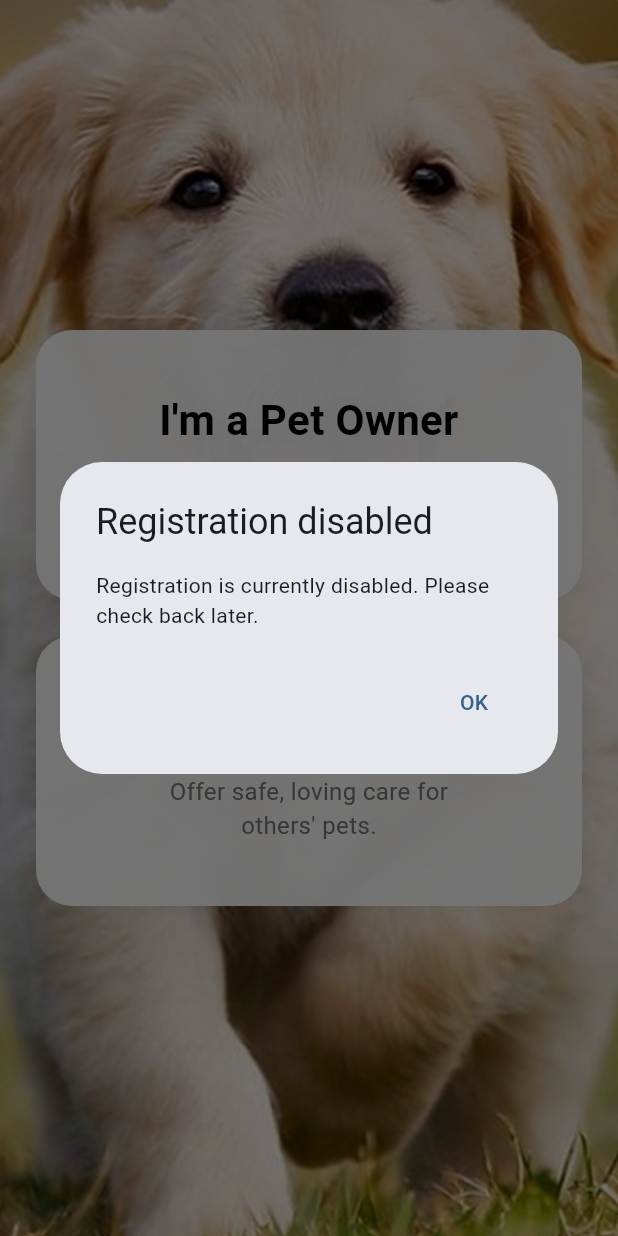
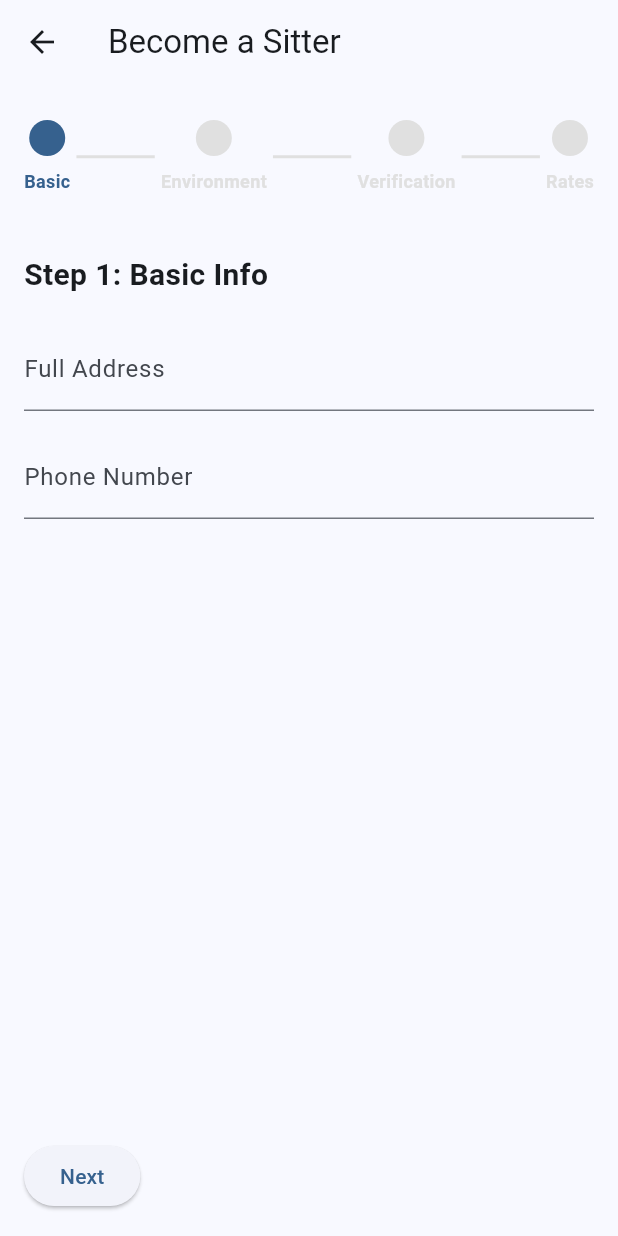
Before and after one commit to apple-6/Pawsure-Repo, a Flutter app: the RoleSelectionScreen screen opened by its route, after a tap on "I'm a Pet Sitter", on a phone screen of 412 x 824 dp. Run offline on Flutter 3.47's test engine with Material 3 defaults, Android fonts, the phone set to English and light mode, and no system bars; our stand-ins replace flutter_secure_storage; accounts and stored records are empty.

Commit message:
feat(sitter-fe): build initial 4-step setup UI

```diff
--- a/pawsure_app/lib/screens/auth/role_selection.dart
+++ b/pawsure_app/lib/screens/auth/role_selection.dart
@@ -1,4 +1,7 @@
 import 'package:flutter/material.dart';
+import 'package:pawsure_app/screens/sitter_setup/sitter_setup_screen.dart';
+
+import 'package:pawsure_app/main_navigation.dart';
 
 class RoleSelectionScreen extends StatelessWidget {
   const RoleSelectionScreen({super.key});
@@ -46,21 +49,11 @@ class RoleSelectionScreen extends StatelessWidget {
                   title: "I'm a Pet Sitter",
                   subtitle: "Offer safe, loving care for\nothers' pets.",
                   onTap: () {
-                    // Registration screen removed — inform the user instead
-                    showDialog<void>(
-                      context: context,
-                      builder: (ctx) => AlertDialog(
-                        title: const Text('Registration disabled'),
-                        content: const Text(
-                          'Registration is currently disabled. Please check back later.',
+                    Navigator.push(
+                      context,
+                      MaterialPageRoute(
+                        builder: (context) => const SitterSetupScreen(),
                         ),
-                        actions: [
-                          TextButton(
-                            onPressed: () => Navigator.of(ctx).pop(),
-                            child: const Text('OK'),
-                          ),
-                        ],
-                      ),
                     );
                   },
                 ),
--- /dev/null
+++ b/pawsure_app/lib/screens/sitter_setup/sitter_setup_screen.dart
@@ -0,0 +1,177 @@
+// lib/screens/sitter_setup/sitter_setup_screen.dart
+
+import 'package:flutter/material.dart';
+import '../../services/auth_service.dart'; // Use your AuthService
+
+// Import your step widgets (you'll create these next)
+import 'steps/step1_basic_info.dart';
+import 'steps/step2_environment.dart';
+import 'steps/step3_verification.dart';
+import 'steps/step4_rates.dart';
+import 'widgets/progress_bar.dart'; // And the progress bar
+
+class SitterSetupScreen extends StatefulWidget {
+  const SitterSetupScreen({super.key});
+
+  @override
+  State<SitterSetupScreen> createState() => _SitterSetupScreenState();
+}
+
+class _SitterSetupScreenState extends State<SitterSetupScreen> {
+  int _currentStep = 0;
+  bool _isLoading = false;
+
+  // Controller to manage which page is visible
+  final PageController _pageController = PageController();
+
+  // A GlobalKey for each form to handle validation
+  final _step1Key = GlobalKey<FormState>();
+  final _step2Key = GlobalKey<FormState>();
+  final _step3Key = GlobalKey<FormState>();
+  final _step4Key = GlobalKey<FormState>();
+
+  // This Map will hold all the data from all steps
+  final Map<String, dynamic> _formData = {
+    'address': null,
+    'phoneNumber': null,
+    'houseType': 'Apartment', // Set a default
+    'hasGarden': false,
+    'hasOtherPets': false,
+    'idDocumentUrl': null,
+    'bio': null,
+    'ratePerNight': null,
+  };
+
+  // This function is called when "Next" is pressed
+  void _nextStep() {
+    // First, validate the current step's form
+    bool isValid = false;
+    if (_currentStep == 0) {
+      isValid = _step1Key.currentState!.validate();
+      if (isValid) _step1Key.currentState!.save();
+    } else if (_currentStep == 1) {
+      isValid = _step2Key.currentState!.validate();
+      if (isValid) _step2Key.currentState!.save();
+    } else if (_currentStep == 2) {
+      isValid = _step3Key.currentState!.validate();
+      if (isValid) _step3Key.currentState!.save();
+    } else if (_currentStep == 3) {
+      isValid = _step4Key.currentState!.validate();
+      if (isValid) _step4Key.currentState!.save();
+    }
+
+    if (isValid) {
+      if (_currentStep == 3) {
+        // This is the last step, submit the form
+        _submitForm();
+      } else {
+        // Go to the next page
+        setState(() => _currentStep++);
+        _pageController.animateToPage(
+          _currentStep,
+          duration: const Duration(milliseconds: 300),
+          curve: Curves.easeIn,
+        );
+      }
+    }
+  }
+
+  // This function is called when "Previous" is pressed
+  void _prevStep() {
+    if (_currentStep > 0) {
+      setState(() => _currentStep--);
+      _pageController.animateToPage(
+        _currentStep,
+        duration: const Duration(milliseconds: 300),
+        curve: Curves.easeIn,
+      );
+    }
+  }
+
+  // This is where you call your API
+  void _submitForm() async {
+    setState(() => _isLoading = true);
+
+    // Make sure the final form is saved
+    _step4Key.currentState!.save();
+
+    // ** DEBUG: Print the data before sending **
+    print('Submitting data: $_formData');
+
+    try {
+      // Use the service
+      await AuthService().submitSitterSetup(_formData);
+
+      // Handle success
+      if (mounted) {
+        ScaffoldMessenger.of(context).showSnackBar(
+          const SnackBar(content: Text('Profile Created!')),
+        );
+        Navigator.of(context).pop(); // Go back
+      }
+
+    } catch (e) {
+      // Handle errors from the service
+      if (mounted) {
+         ScaffoldMessenger.of(context).showSnackBar(
+          SnackBar(content: Text('Error: ${e.toString()}')),
+        );
+      }
+    } finally {
+      if (mounted) {
+        setState(() => _isLoading = false);
+      }
+    }
+  }
+
+  @override
+  Widget build(BuildContext context) {
+    return Scaffold(
+      appBar: AppBar(title: const Text('Become a Sitter')),
+      body: _isLoading
+          ? const Center(child: CircularProgressIndicator())
+          : Column(
+              children: [
+                // --- 1. THE PROGRESS BAR ---
+                SitterProgressBar(currentStep: _currentStep),
+
+                // --- 2. THE FORM PAGES ---
+                Expanded(
+                  child: PageView(
+                    controller: _pageController,
+                    // Prevent user from swiping
+                    physics: const NeverScrollableScrollPhysics(),
+                    children: [
+                      Step1BasicInfo(formKey: _step1Key, formData: _formData),
+                      Step2Environment(formKey: _step2Key, formData: _formData),
+                      Step3Verification(formKey: _step3Key, formData: _formData),
+                      Step4Rates(formKey: _step4Key, formData: _formData),
+                    ],
+                  ),
+                ),
+
+                // --- 3. THE BUTTONS ---
+                Padding(
+                  padding: const EdgeInsets.all(16.0),
+                  child: Row(
+                    mainAxisAlignment: MainAxisAlignment.spaceBetween,
+                    children: [
+                      // Show "Previous" button only after step 1
+                      if (_currentStep > 0)
+                        TextButton(
+                          onPressed: _prevStep,
+                          child: const Text('Previous'),
+                        ),
+                      // "Next" or "Submit" button
+                      ElevatedButton(
+                        onPressed: _nextStep,
+                        child: Text(_currentStep == 3 ? 'Submit' : 'Next'),
+                      ),
+                    ],
+                  ),
+                ),
+              ],
+            ),
+    );
+  }
+}
--- /dev/null
+++ b/pawsure_app/lib/screens/sitter_setup/steps/step1_basic_info.dart
@@ -0,0 +1,54 @@
+// lib/screens/sitter_setup/steps/step1_basic_info.dart
+
+import 'package:flutter/material.dart';
+
+class Step1BasicInfo extends StatelessWidget {
+  final GlobalKey<FormState> formKey;
+  final Map<String, dynamic> formData;
+
+  const Step1BasicInfo({
+    super.key,
+    required this.formKey,
+    required this.formData,
+  });
+
+  @override
+  Widget build(BuildContext context) {
+    // Use a SingleChildScrollView to prevent overflow when keyboard appears
+    return SingleChildScrollView(
+      padding: const EdgeInsets.all(16.0),
+      child: Form(
+        key: formKey, // Connect the key
+        child: Column(
+          crossAxisAlignment: CrossAxisAlignment.start,
+          children: [
+            const Text('Step 1: Basic Info',
+                style: TextStyle(fontSize: 20, fontWeight: FontWeight.bold)),
+            const SizedBox(height: 20),
+            TextFormField(
+              decoration: const InputDecoration(labelText: 'Full Address'),
+              initialValue: formData['address'],
+              validator: (value) {
+                if (value == null || value.isEmpty) return 'Address is required';
+                return null;
+              },
+              // Save the value to the map
+              onSaved: (value) => formData['address'] = value,
+            ),
+            const SizedBox(height: 16),
+            TextFormField(
+              decoration: const InputDecoration(labelText: 'Phone Number'),
+              initialValue: formData['phoneNumber'],
+              keyboardType: TextInputType.phone,
+              validator: (value) {
+                if (value == null || value.isEmpty) return 'Phone is required';
+                return null;
+              },
+              onSaved: (value) => formData['phoneNumber'] = value,
+            ),
+          ],
+        ),
+      ),
+    );
+  }
+}
--- /dev/null
+++ b/pawsure_app/lib/screens/sitter_setup/widgets/progress_bar.dart
@@ -0,0 +1,92 @@
+// lib/screens/sitter_setup/widgets/progress_bar.dart
+
+import 'package:flutter/material.dart';
+
+class SitterProgressBar extends StatelessWidget {
+  final int currentStep;
+  const SitterProgressBar({super.key, required this.currentStep});
+
+  @override
+  Widget build(BuildContext context) {
+    final Color activeColor = Theme.of(context).primaryColor; // Your app's main color
+    final Color inactiveColor = Colors.grey.shade300;
+
+    return Padding(
+      padding: const EdgeInsets.symmetric(vertical: 24.0, horizontal: 16.0),
+      child: Row(
+        children: [
+          _StepDot(
+            label: 'Basic',
+            isActive: currentStep >= 0,
+          ),
+          _StepConnector(isActive: currentStep >= 1),
+          _StepDot(
+            label: 'Environment',
+            isActive: currentStep >= 1,
+          ),
+          _StepConnector(isActive: currentStep >= 2),
+          _StepDot(
+            label: 'Verification',
+            isActive: currentStep >= 2,
+          ),
+          _StepConnector(isActive: currentStep >= 3),
+          _StepDot(
+            label: 'Rates',
+            isActive: currentStep >= 3,
+          ),
+        ],
+      ),
+    );
+  }
+}
+
+// --- NEW HELPER WIDGETS ---
+// (These replace the old _StepIcon)
+
+class _StepDot extends StatelessWidget {
+  final String label;
+  final bool isActive;
+
+  const _StepDot({
+    required this.label,
+    required this.isActive,
+  });
+
+  @override
+  Widget build(BuildContext context) {
+    final Color color =
+        isActive ? Theme.of(context).primaryColor : Colors.grey.shade300;
+
+    // Align the text under the dot
+    return Column(
+      children: [
+        CircleAvatar(
+          radius: 12,
+          backgroundColor: color,
+        ),
+        const SizedBox(height: 8),
+        Text(
+          label,
+          style: TextStyle(color: color, fontSize: 12, fontWeight: FontWeight.w600),
+        ),
+      ],
+    );
+  }
+}
+
+class _StepConnector extends StatelessWidget {
+  final bool isActive;
+  const _StepConnector({required this.isActive});
+
+  @override
+  Widget build(BuildContext context) {
+    // This is the line between the dots
+    return Expanded(
+      child: Container(
+        height: 2,
+        margin: const EdgeInsets.symmetric(horizontal: 4.0), // Add some margin
+        color: isActive ? Theme.of(context).primaryColor : Colors.grey.shade300,
+      ),
+    );
+  }
+}
--- a/pawsure_app/pubspec.yaml
+++ b/pawsure_app/pubspec.yaml
@@ -36,6 +36,7 @@ dependencies:
   cupertino_icons: ^1.0.8
   # Google Fonts makes it easy to use modern fonts matching the design.
   google_fonts: ^5.0.0
+  flutter_secure_storage: ^9.2.4
 
 dev_dependencies:
   flutter_test:
```
Also changed, not shown: pawsure_app/lib/screens/sitter_setup/steps/step2_environment.dart (added, +94 -0 lines), pawsure_app/lib/screens/sitter_setup/steps/step3_verification.dart (added, +61 -0 lines), pawsure_app/lib/screens/sitter_setup/steps/step4_rates.dart (added, +75 -0 lines), pawsure_app/lib/services/auth_service.dart (+49 -0 lines), pawsure_app/pubspec.lock, 5 other files.
